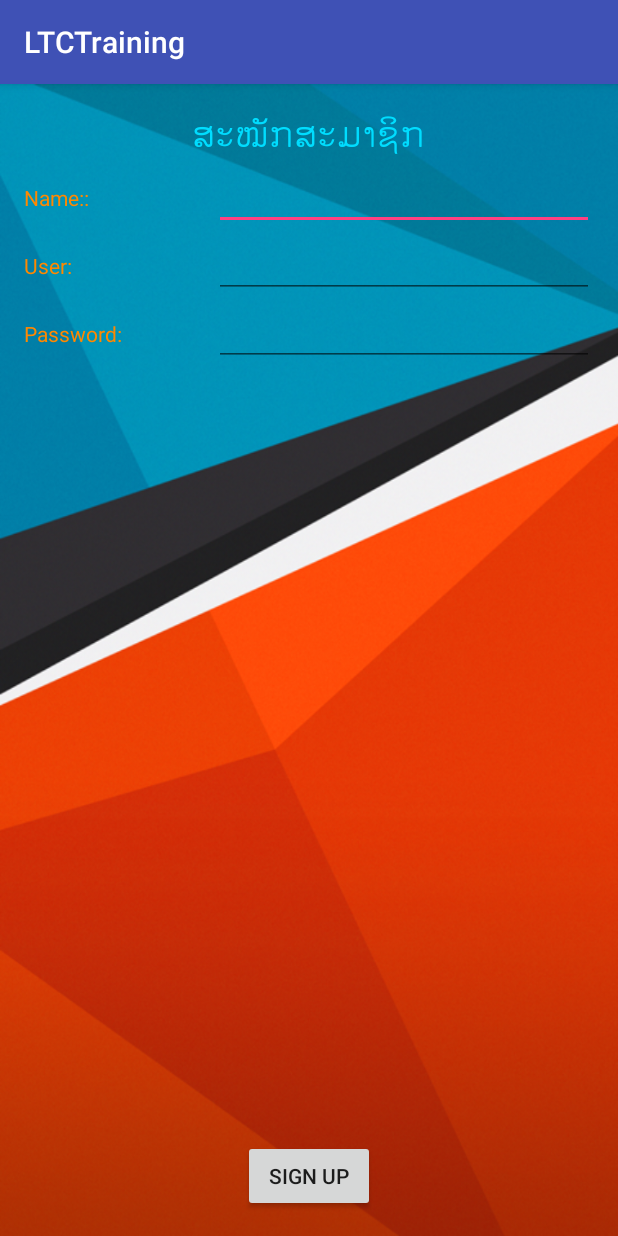
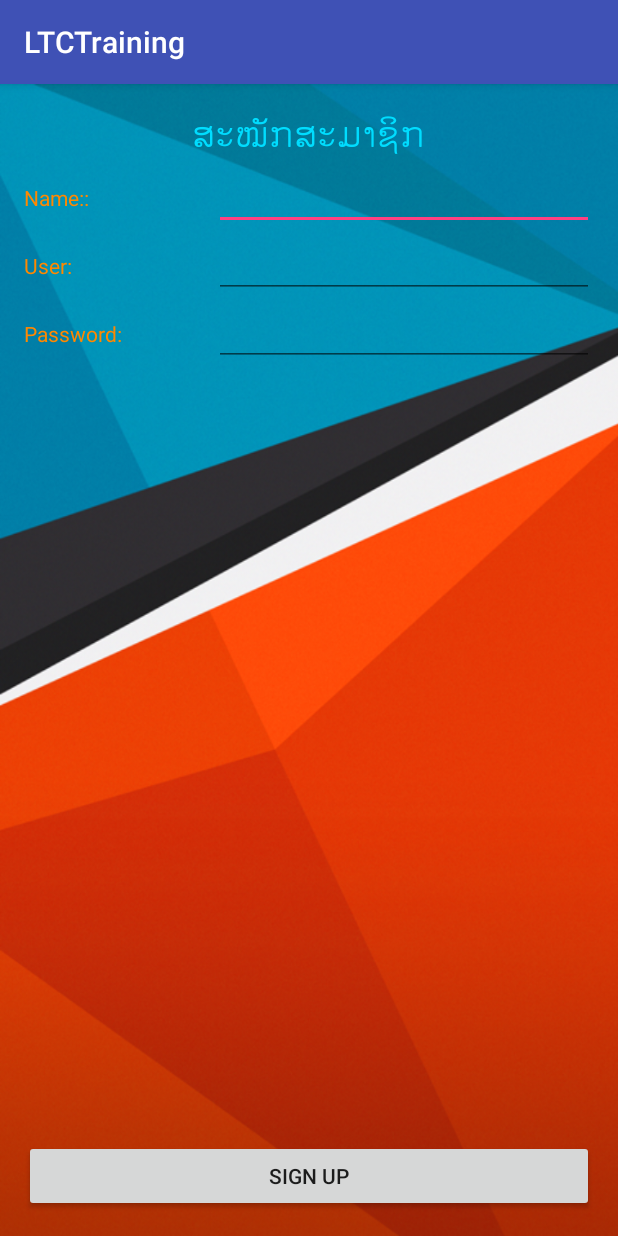
Before and after one commit to Boualy/LTCTraining, an Android app: the SignUpActivity screen opened directly, with no data from a screen before it, on a phone screen of 412 x 824 dp. Run offline under Robolectric (Android 15) with nearby library versions, the phone set to English and light mode, and no system bars.

```diff
--- a/app/src/main/java/com/laotel/tpv/boualy/ltctraining/SignUpActivity.java
+++ b/app/src/main/java/com/laotel/tpv/boualy/ltctraining/SignUpActivity.java
@@ -2,12 +2,30 @@ package com.laotel.tpv.boualy.ltctraining;
 
 import android.support.v7.app.AppCompatActivity;
 import android.os.Bundle;
+import android.view.View;
+import android.widget.EditText;
 
 public class SignUpActivity extends AppCompatActivity {
+
+
+    // Explicit
+    private EditText nameEditTex, userEditText, passEditText;
+
 
     @Override
     protected void onCreate(Bundle savedInstanceState) {
         super.onCreate(savedInstanceState);
         setContentView(R.layout.activity_sign_up);
+
+        nameEditTex = (EditText) findViewById(R.id.editText);
+        userEditText = (EditText) findViewById(R.id.editText2);
+        passEditText = (EditText) findViewById(R.id.editText3);
+
+    } // Main Method
+
+    public void clickSignUpSign(View view) {
+
     }
-}
+
+
+} // Main Class
--- a/app/src/main/res/layout/activity_sign_up.xml
+++ b/app/src/main/res/layout/activity_sign_up.xml
@@ -24,9 +24,10 @@
 
     <Button
         android:text="@string/btn_sign_up"
-        android:layout_width="wrap_content"
+        android:layout_width="match_parent"
         android:layout_height="wrap_content"
         android:id="@+id/button"
+        android:onClick="clickSignUpSign"
         android:layout_weight="1"
         android:layout_centerHorizontal="false"
         android:layout_alignParentBottom="true"
```
